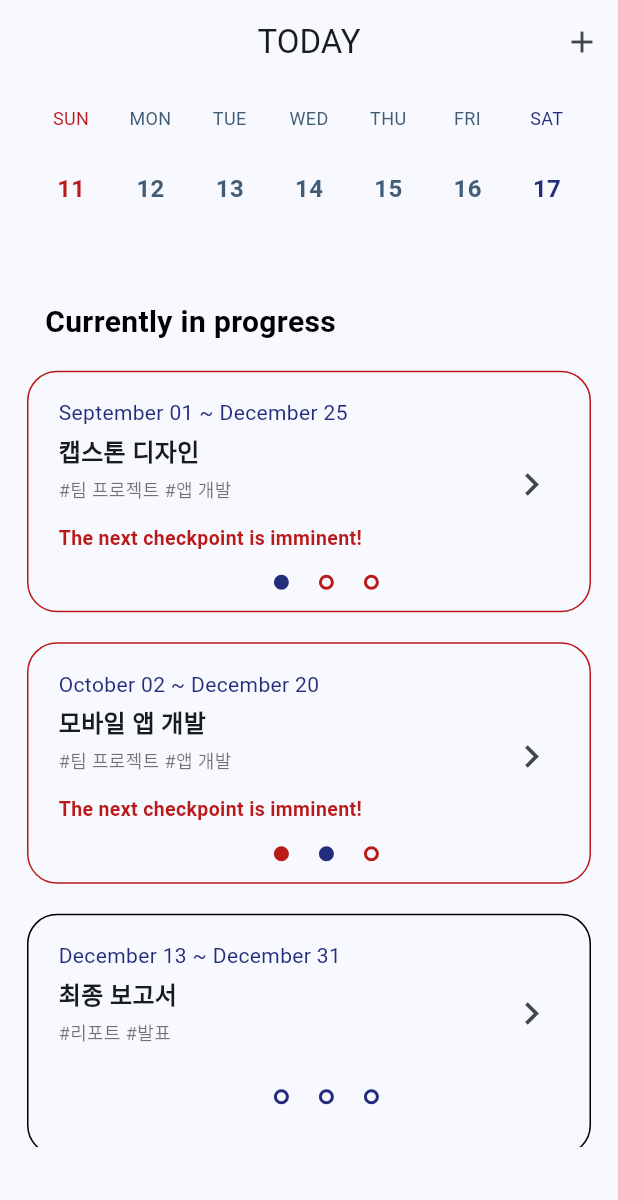
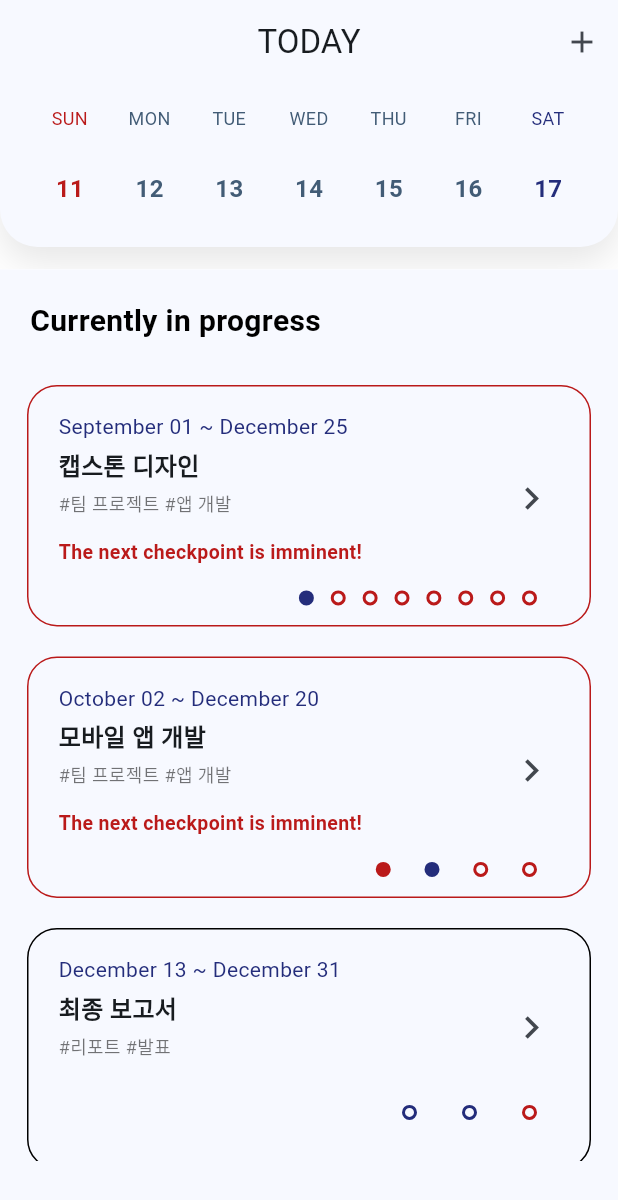
Before and after one commit to UNTIL-CAU/UNTIL-Flutter, a Flutter app: the screen it shows after launch, on a phone screen of 412 x 824 dp. Shown: the top 1200 px of the screen. Run offline on Flutter 3.47's test engine with Material 2 defaults, Android fonts, the phone set to English and light mode, and no system bars; our stand-ins replace cloud_firestore, dynamic_color, firebase_auth, firebase_core, modal_progress_hud_nsn; accounts and stored records are empty; Roboto replaces fonts that are missing (NanumSquareNeo).

Commit message:
달력 그림자 추가

```diff
--- a/lib/view/screen/ProgressPage.dart
+++ b/lib/view/screen/ProgressPage.dart
@@ -2,6 +2,7 @@ import 'package:flutter/material.dart';
 import 'package:flutter_calendar_week/flutter_calendar_week.dart';
 import 'package:until/styles.dart';
 import 'package:intl/intl.dart';
+import 'package:until/view/screen/SignupPage.dart';
 import 'MainPage.dart';
 
 class Data_Task {
@@ -34,7 +35,12 @@ final List<Data_Task> data = [
       [
         CheckPoint('프론트', true, false, DateTime(2022, 10, 11)),
         CheckPoint('서버', false, true, DateTime(2022, 11, 21)),
-        CheckPoint('연동', false, true, DateTime(2022, 12, 11))
+        CheckPoint('연동', false, true, DateTime(2022, 12, 11)),
+        CheckPoint('연동', false, true, DateTime(2022, 12, 13)),
+        CheckPoint('연동', false, true, DateTime(2022, 12, 15)),
+        CheckPoint('연동', false, true, DateTime(2022, 12, 15)),
+        CheckPoint('연동', false, true, DateTime(2022, 12, 15)),
+        CheckPoint('연동', false, true, DateTime(2022, 12, 15))
       ],
       true),
   Data_Task(
@@ -45,7 +51,8 @@ final List<Data_Task> data = [
       [
         CheckPoint('기획', true, true, DateTime(2022, 10, 03)),
         CheckPoint('디자인', true, false, DateTime(2022, 11, 28)),
-        CheckPoint('앱만들기', false, true, DateTime(2022, 12, 12))
+        CheckPoint('앱만들기', false, true, DateTime(2022, 12, 12)),
+        CheckPoint('연동', false, true, DateTime(2022, 12, 15)),
       ],
       true),
   Data_Task(
@@ -56,7 +63,7 @@ final List<Data_Task> data = [
       [
         CheckPoint('서론', false, false, DateTime(2022, 12, 14)),
         CheckPoint('본론', false, false, DateTime(2022, 12, 20)),
-        CheckPoint('결론', false, false, DateTime(2022, 12, 27))
+        CheckPoint('연동', false, true, DateTime(2022, 12, 15)),
       ],
       false),
 ];
@@ -79,7 +86,7 @@ class ProgressPage extends StatelessWidget {
                 Navigator.push(
                   context,
                   MaterialPageRoute(
-                      builder: (context) => const MainPage()), //Add Task 페이지로
+                      builder: (context) => const SignupPage()), //Add Task 페이지로
                 );
               },
               icon: const Icon(Icons.add),
@@ -110,7 +117,7 @@ class _TopCalenderState extends State<TopCalender> {
   Widget build(BuildContext context) {
     return CalendarWeek(
       controller: CalendarWeekController(),
-      height: MediaQuery.of(context).size.width * 0.35,
+      height: MediaQuery.of(context).size.width * 0.3,
       minDate: DateTime.now().add(
         const Duration(days: -365),
       ),
@@ -157,7 +164,7 @@ class _ProgressListState extends State<ProgressList> {
   Widget build(BuildContext context) {
     return Column(crossAxisAlignment: CrossAxisAlignment.start, children: [
       const Padding(
-        padding: EdgeInsets.symmetric(horizontal: 30),
+        padding: EdgeInsets.fromLTRB(20, 20, 30, 10),
         child: Text(
           'Currently in progress',
           style: TextStyle(
@@ -181,7 +188,7 @@ class _ProgressListState extends State<ProgressList> {
 
 Widget TaskItem(Data_Task task, BuildContext context) => Container(
       margin: const EdgeInsets.symmetric(horizontal: 10, vertical: 10),
-      padding: const EdgeInsets.fromLTRB(20, 15, 20, 15),
+      padding: const EdgeInsets.fromLTRB(20, 15, 20, 13),
       height: 161,
       decoration: BoxDecoration(
         border: Border.all(
@@ -211,30 +218,29 @@ Widget TaskItem(Data_Task task, BuildContext context) => Container(
                   ))
             ],
           ),
-          Row(
+          Padding(
+            padding: const EdgeInsets.symmetric(
+                vertical: 1, horizontal: 15), //apply padding to all four sides
+            child: Row(
+              mainAxisAlignment: MainAxisAlignment.end,
               children: [
-              Spacer(flex: 2),
-              Expanded(
-                  flex: 3,
-                  child: Container(
+                SizedBox(
                   height: 10,
-                      child: ListView.separated(
+                  child: ListView.builder(
                     shrinkWrap: true,
                     scrollDirection: Axis.horizontal,
-                        separatorBuilder: (BuildContext context, int index) {
-                          return SizedBox(
-                            height: 5,
-                          );
-                        },
                     itemCount: task.checkPoints.length,
                     itemBuilder: (BuildContext context, int indexPoint) {
                       return Padding(
-                              padding: EdgeInsets.symmetric(horizontal: 10),
+                          padding: EdgeInsets.only(
+                              left: 90 / (task.checkPoints.length)),
                           child: Point(task.checkPoints[indexPoint]));
                     },
-                      ))),
+                  ),
+                ),
               ],
-          )
+            ),
+          ),
         ],
       ),
     );
--- a/packages/flutter_calendar_week/lib/src/calendar_week.dart
+++ b/packages/flutter_calendar_week/lib/src/calendar_week.dart
@@ -246,7 +246,7 @@ class CalendarWeek extends StatefulWidget {
           Color dateBackgroundColor = Colors.transparent,
           Function(DateTime)? onDatePressed,
           Function(DateTime)? onDateLongPressed,
-          Color backgroundColor = Colors.transparent,
+          Color backgroundColor = Colors.white,
           List<String> dayOfWeek = dayOfWeekDefault,
           List<String> month = monthDefaults,
           bool showMonth = true,
@@ -366,8 +366,22 @@ class _CalendarWeekState extends State<CalendarWeek> {
       ));
 
   /// Layout of week
-  Widget _week(WeekItem weeks) => Padding(
-        padding: EdgeInsets.symmetric(horizontal: 21, vertical: 10),
+  Widget _week(WeekItem weeks) => Container(
+      margin: EdgeInsets.only(bottom: 15),
+      decoration: BoxDecoration(
+        color: Theme.of(context).colorScheme.background,
+        borderRadius: BorderRadius.vertical(bottom: Radius.circular(25)),
+        boxShadow: [
+          BoxShadow(
+            color: Color(0xffe6e6e6),
+            blurRadius: 20.0,
+            spreadRadius: 0.0,
+            offset: const Offset(0, 10),
+          )
+        ],
+      ),
+      child: Padding(
+        padding: EdgeInsets.fromLTRB(20, 10, 20, 0),
         child: Column(
           mainAxisAlignment: MainAxisAlignment.start,
           children: <Widget>[
@@ -386,10 +400,11 @@ class _CalendarWeekState extends State<CalendarWeek> {
             Padding(padding: const EdgeInsets.all(5.0)),
 
             /// Date layout
-            _dates(weeks.days)
+
+            _dates(weeks.days),
           ],
         ),
-      );
+      ));
 
   /// Day of week item layout
   Widget _monthItem(String title) => Align(
```
Lines whose indentation alone changed are shown as unchanged.
